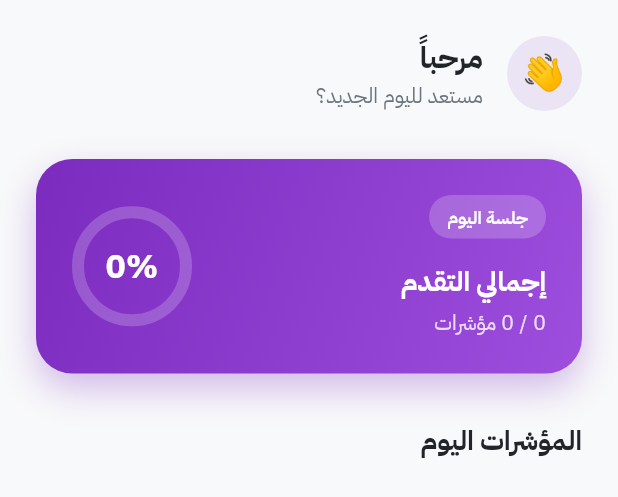
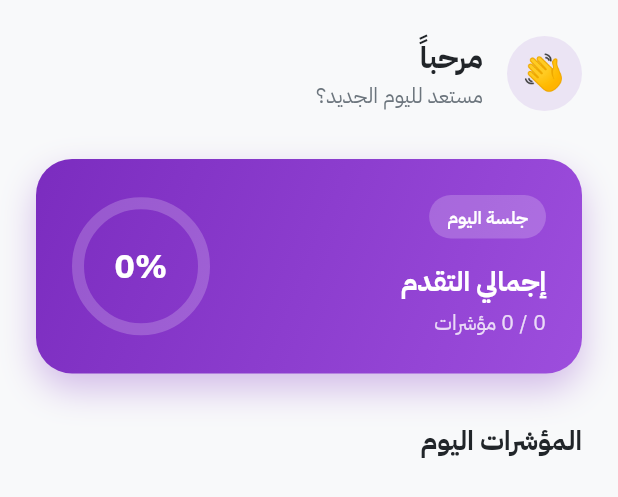
Before and after one commit to Domenez-dev/altawfeeq-demo, a Flutter app: the _HomeContent widget shown alone on an empty page, opened directly with empty values, on a phone screen of 412 x 824 dp. Shown: the top 497 px of the screen. Run offline on Flutter 3.47's test engine with Material 3 defaults, Android fonts, the phone set to English and light mode, and no system bars; drawn by our look-alikes of percent_indicator; our stand-ins replace audioplayers, dio, file_picker, fl_chart, flutter_riverpod, flutter_tts and 4 more; missing offline and left inert: record; accounts and stored records are empty; network calls fail.

Commit message:
frontend: cricle radius

```diff
--- a/frontend/tawfik/lib/screens/home_tab.dart
+++ b/frontend/tawfik/lib/screens/home_tab.dart
@@ -159,7 +159,7 @@ class _HomeContent extends StatelessWidget {
                   ],
                 ),
                 CircularPercentIndicator(
-                  radius: 80.0,
+                  radius: 92.0,
                   lineWidth: 8.0,
                   percent: data.todayProgress,
                   center: Text(
```
